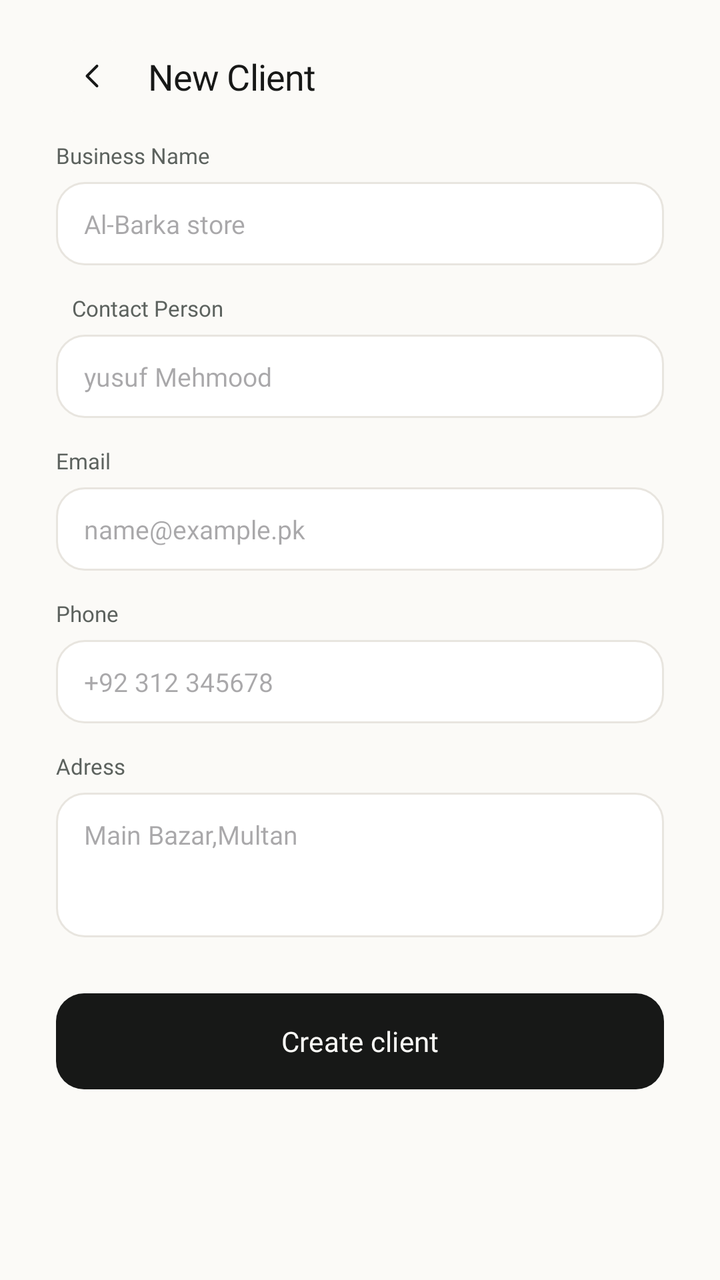
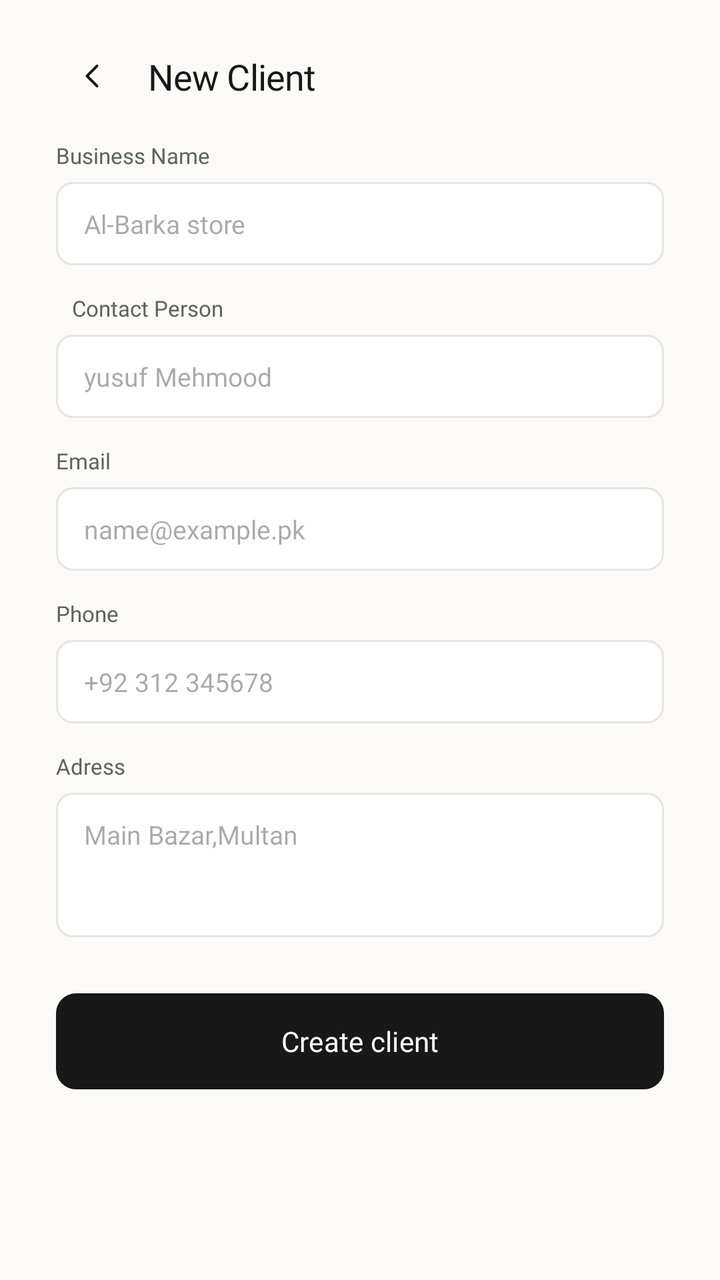

The first picture is an Android layout as it rendered before a commit; the second is the same layout after the commit. The layout source and the unified diff follow.
<!-- AndroidManifest.xml: application theme Theme.InvoiceGenerator -->
<!-- res/layout/fragment_add_edit_client.xml -->
<?xml version="1.0" encoding="utf-8"?>
<androidx.constraintlayout.widget.ConstraintLayout xmlns:android="http://schemas.android.com/apk/res/android"
    xmlns:app="http://schemas.android.com/apk/res-auto"
    xmlns:tools="http://schemas.android.com/tools"
    android:layout_width="match_parent"
    android:layout_height="match_parent"
    android:background="@color/bg_cream"
    android:paddingTop="20dp"
    android:paddingHorizontal="28dp"
    android:paddingBottom="28dp">


    <View
        android:id="@+id/backbtnview"
        android:layout_width="36dp"
        android:layout_height="36dp"
        android:background="@drawable/bg_login_back_icon"
        app:layout_constraintStart_toStartOf="parent"
        app:layout_constraintTop_toTopOf="parent"
        />
    <ImageView
        android:id="@+id/backbtn"
        android:layout_width="20dp"
        android:layout_height="20dp"
        android:background="@drawable/ic_login_screen"
        android:clickable="true"
        app:layout_constraintStart_toStartOf="@+id/backbtnview"
        app:layout_constraintTop_toTopOf="@+id/backbtnview"
        android:scaleType="fitCenter"
        app:layout_constraintEnd_toEndOf="@+id/backbtnview"
        app:layout_constraintBottom_toBottomOf="@+id/backbtnview"
        />

    <TextView
        android:id="@+id/newClient"
        android:layout_width="wrap_content"
        android:layout_height="wrap_content"
        android:fontFamily="@font/inter_bold"
        android:letterSpacing="-0.015"
        android:layout_marginStart="10dp"
        android:textColor="#171817"
        android:text="New Client"
        android:textSize="18sp"
        app:layout_constraintStart_toEndOf="@id/backbtnview"
        app:layout_constraintTop_toTopOf="@id/backbtnview"
        app:layout_constraintBottom_toBottomOf="@id/backbtnview"
        />

    <TextView
        android:id="@+id/previewAvatar"
        android:layout_width="50dp"
        android:layout_height="50dp"
        android:background="@drawable/client_profile_circle_bg"
        android:gravity="center"
        android:textColor="#FFFFFF"
        android:textSize="16sp"
        android:layout_marginTop="22dp"
        app:layout_constraintStart_toStartOf="parent"
        app:layout_constraintEnd_toEndOf="parent"
        app:layout_constraintTop_toBottomOf="@id/newClient"
        android:visibility="gone"
         />

    <TextView
        android:id="@+id/BusinessnameLabel"
        android:layout_width="wrap_content"
        android:layout_height="wrap_content"
        android:fontFamily="@font/inter_medium"
        android:text="Business Name"
        android:textColor="#5C625E"
        android:textSize="11sp"
        tools:layout_editor_absoluteX="46dp"
        tools:layout_editor_absoluteY="194dp"
        android:layout_marginTop="20dp"
        app:layout_constraintStart_toStartOf="parent"
        app:layout_constraintTop_toBottomOf="@id/previewAvatar"/>

    <EditText
        android:id="@+id/BusinessName"
        android:layout_width="match_parent"
        android:layout_marginTop="6dp"
        android:layout_height="wrap_content"
        android:background="@drawable/bg_input_field"
        android:layout_marginBottom="14dp"
        android:fontFamily="@font/inter_medium"
        android:hint="Al-Barka store"
        android:paddingHorizontal="14dp"
        android:paddingVertical="12dp"
        android:textColor="#171817"
        android:textSize="13sp"
        app:layout_constraintEnd_toEndOf="parent"
        app:layout_constraintStart_toStartOf="parent"
        tools:layout_editor_absoluteY="197dp"
        app:layout_constraintTop_toBottomOf="@+id/BusinessnameLabel"
        />

    <TextView
        android:id="@+id/ContactPersonLabel"
        android:layout_width="wrap_content"
        android:layout_height="wrap_content"
        android:layout_marginStart="8dp"
        android:layout_marginTop="14dp"
        android:fontFamily="@font/inter_medium"
        android:text="Contact Person"
        android:textColor="#5C625E"
        android:textSize="11sp"
        app:layout_constraintStart_toStartOf="parent"
        app:layout_constraintTop_toBottomOf="@+id/BusinessName" />

    <EditText
        android:id="@+id/name"
        android:layout_width="match_parent"
        android:layout_marginTop="6dp"
        android:layout_height="wrap_content"
        android:background="@drawable/bg_input_field"
        android:ems="10"
        android:fontFamily="@font/inter_medium"
        android:hint="yusuf Mehmood"
        android:paddingHorizontal="14dp"
        android:paddingVertical="12dp"
        android:textColor="#171817"
        android:textSize="13sp"
        app:layout_constraintEnd_toEndOf="parent"
        app:layout_constraintStart_toStartOf="parent"
        tools:layout_editor_absoluteY="197dp"
        app:layout_constraintTop_toBottomOf="@+id/ContactPersonLabel"
        />


    <TextView
        android:id="@+id/emailLabel"
        android:layout_width="wrap_content"
        android:layout_height="wrap_content"
        android:layout_marginTop="14dp"
        android:fontFamily="@font/inter_medium"
        android:text="Email"
        android:textColor="#5C625E"
        android:textSize="11sp"
        app:layout_constraintStart_toStartOf="parent"
        app:layout_constraintTop_toBottomOf="@+id/name" />

    <EditText
        android:id="@+id/email"
        android:inputType="textEmailAddress"
        android:layout_width="match_parent"
        android:layout_marginTop="6dp"
        android:layout_height="wrap_content"
        android:background="@drawable/bg_input_field"
        android:ems="10"
        android:fontFamily="@font/inter_medium"
        android:hint="name@example.pk"
        android:paddingHorizontal="14dp"
        android:paddingVertical="12dp"
        android:textColor="#171817"
        android:textSize="13sp"
        tools:layout_editor_absoluteX="38dp"
        tools:layout_editor_absoluteY="293dp"
        app:layout_constraintStart_toStartOf="parent"
        app:layout_constraintTop_toBottomOf="@+id/emailLabel"
        app:layout_constraintEnd_toEndOf="parent"
        />

    <TextView
        android:id="@+id/phonelabel"
        android:layout_width="wrap_content"
        android:layout_height="wrap_content"
        android:layout_marginTop="14dp"
        android:fontFamily="@font/inter_medium"
        android:text="Phone"
        android:textColor="#5C625E"
        android:textSize="11sp"
        app:layout_constraintStart_toStartOf="parent"
        app:layout_constraintTop_toBottomOf="@+id/email" />

    <EditText
        android:id="@+id/phoneNum"
        android:inputType="number"
        android:layout_width="match_parent"
        android:layout_marginTop="6dp"
        android:layout_height="wrap_content"
        android:background="@drawable/bg_input_field"
        android:ems="10"
        android:fontFamily="@font/inter_medium"
        android:hint="+92 312 345678"
        android:paddingHorizontal="14dp"
        android:paddingVertical="12dp"
        android:textColor="#171817"
        android:textSize="13sp"
        tools:layout_editor_absoluteX="38dp"
        tools:layout_editor_absoluteY="293dp"
        app:layout_constraintStart_toStartOf="parent"
        app:layout_constraintTop_toBottomOf="@+id/phonelabel"
        app:layout_constraintEnd_toEndOf="parent"
        />

    <TextView
        android:id="@+id/addresslabel"
        android:layout_width="wrap_content"
        android:layout_height="wrap_content"
        android:layout_marginTop="14dp"
        android:fontFamily="@font/inter_medium"
        android:text="Adress"
        android:textColor="#5C625E"
        android:textSize="11sp"
        app:layout_constraintStart_toStartOf="parent"
        app:layout_constraintTop_toBottomOf="@+id/phoneNum" />

    <EditText
        android:id="@+id/address"
        android:inputType="textMultiLine"
        android:minLines="3"
         android:gravity="top|start"
        android:layout_width="match_parent"
        android:layout_marginTop="6dp"
        android:layout_height="wrap_content"
        android:background="@drawable/bg_input_field"
        android:ems="10"
        android:fontFamily="@font/inter_medium"
        android:hint="Main Bazar,Multan"
        android:paddingHorizontal="14dp"
        android:paddingVertical="12dp"
        android:textColor="#171817"
        android:textSize="13sp"
        tools:layout_editor_absoluteX="38dp"
        tools:layout_editor_absoluteY="293dp"
        app:layout_constraintStart_toStartOf="parent"
        app:layout_constraintTop_toBottomOf="@+id/addresslabel"
        app:layout_constraintEnd_toEndOf="parent"
        />




    <Button
        android:id="@+id/addClientbtn"
        android:layout_width="match_parent"
        android:layout_height="wrap_content"
        android:layout_marginTop="28dp"
        android:background="@drawable/sign_in_button_bg"
        android:fontFamily="@font/inter_semibold"
        android:paddingHorizontal="14dp"
        android:text="Create client"
        android:textColor="#FBFAF7"
        android:textSize="14sp"
        app:backgroundTint="@null"
        app:layout_constraintEnd_toEndOf="parent"
        app:layout_constraintStart_toStartOf="parent"
        app:layout_constraintTop_toBottomOf="@id/address"
        android:gravity="center"/>

    <ProgressBar
        android:id="@+id/editclientProgressBar"
        android:layout_width="wrap_content"
        android:layout_height="wrap_content"
        android:visibility="gone"
        app:layout_constraintTop_toTopOf="parent"
        app:layout_constraintBottom_toBottomOf="parent"
        app:layout_constraintStart_toStartOf="parent"
        app:layout_constraintEnd_toEndOf="parent" />

</androidx.constraintlayout.widget.ConstraintLayout>
<!-- resources referenced by this layout -->
<resources>
  <color name="bg_cream">#FBFAF7</color>
  <!-- drawable bg_input_field (drawable) -->
  <?xml version="1.0" encoding="utf-8"?>
  <shape xmlns:android="http://schemas.android.com/apk/res/android"
      android:shape="rectangle">
      <solid android:color="#FFFFFF"/>
      <stroke android:width="1dp"
          android:color="#E8E5DF"/>
      <corners android:radius="14dp"/>
  
  </shape>
  <!-- drawable bg_login_back_icon (drawable) -->
  <?xml version="1.0" encoding="utf-8"?>
  <shape xmlns:android="http://schemas.android.com/apk/res/android"
      android:shape="rectangle">
      <corners android:radius="10dp"/>
      <solid android:color="@color/bg_cream"/>
  
  
  </shape>
  <!-- drawable client_profile_circle_bg (drawable) -->
  <?xml version="1.0" encoding="utf-8"?>
  <shape xmlns:android="http://schemas.android.com/apk/res/android"
      android:shape="oval">
      <solid android:color="#7E8E6B"
          />
  
  </shape>
  <!-- drawable ic_login_screen (drawable) -->
  <vector xmlns:android="http://schemas.android.com/apk/res/android"
      android:width="20dp"
      android:height="20dp"
      android:viewportWidth="24"
      android:viewportHeight="24">
      <path
          android:strokeColor="#FF171817"
          android:strokeWidth="1.6"
          android:strokeLineCap="round"
          android:strokeLineJoin="round"
          android:pathData="M15 6l-6 6 6 6"/>
  </vector>
  <!-- drawable sign_in_button_bg (drawable) -->
  <?xml version="1.0" encoding="utf-8"?>
  <shape xmlns:android="http://schemas.android.com/apk/res/android"
      android:shape="rectangle">
      <solid android:color="#171817"/>
      <corners android:radius="14dp"/>
  
  
  
  </shape>
  <style name="Theme.InvoiceGenerator" parent="Base.Theme.InvoiceGenerator" />
  <style name="Base.Theme.InvoiceGenerator" parent="Theme.Material3.DayNight.NoActionBar">
          <item name="android:navigationBarColor">@android:color/transparent</item>
          <item name="android:statusBarColor">@android:color/transparent</item>
          <item name="android:windowLightNavigationBar">true</item>
      </style>
</resources>

<!-- the commit's change to res/layout/fragment_add_edit_client.xml (unified diff, before → after) -->
@@ -38,7 +38,7 @@
         android:fontFamily="@font/inter_bold"
         android:letterSpacing="-0.015"
         android:layout_marginStart="10dp"
-        android:textColor="#171817"
+        android:textColor="@color/text_primary"
         android:text="New Client"
         android:textSize="18sp"
         app:layout_constraintStart_toEndOf="@id/backbtnview"
@@ -52,7 +52,7 @@
         android:layout_height="50dp"
         android:background="@drawable/client_profile_circle_bg"
         android:gravity="center"
-        android:textColor="#FFFFFF"
+        android:textColor="@color/on_primary_text"
         android:textSize="16sp"
         android:layout_marginTop="22dp"
         app:layout_constraintStart_toStartOf="parent"
@@ -67,7 +67,7 @@
         android:layout_height="wrap_content"
         android:fontFamily="@font/inter_medium"
         android:text="Business Name"
-        android:textColor="#5C625E"
+        android:textColor="@color/text_grey"
         android:textSize="11sp"
         tools:layout_editor_absoluteX="46dp"
         tools:layout_editor_absoluteY="194dp"
@@ -86,7 +86,7 @@
         android:hint="Al-Barka store"
         android:paddingHorizontal="14dp"
         android:paddingVertical="12dp"
-        android:textColor="#171817"
+        android:textColor="@color/text_primary"
         android:textSize="13sp"
         app:layout_constraintEnd_toEndOf="parent"
         app:layout_constraintStart_toStartOf="parent"
@@ -102,7 +102,7 @@
         android:layout_marginTop="14dp"
         android:fontFamily="@font/inter_medium"
         android:text="Contact Person"
-        android:textColor="#5C625E"
+        android:textColor="@color/text_grey"
         android:textSize="11sp"
         app:layout_constraintStart_toStartOf="parent"
         app:layout_constraintTop_toBottomOf="@+id/BusinessName" />
@@ -118,7 +118,7 @@
         android:hint="yusuf Mehmood"
         android:paddingHorizontal="14dp"
         android:paddingVertical="12dp"
-        android:textColor="#171817"
+        android:textColor="@color/text_primary"
         android:textSize="13sp"
         app:layout_constraintEnd_toEndOf="parent"
         app:layout_constraintStart_toStartOf="parent"
@@ -134,7 +134,7 @@
         android:layout_marginTop="14dp"
         android:fontFamily="@font/inter_medium"
         android:text="Email"
-        android:textColor="#5C625E"
+        android:textColor="@color/text_grey"
         android:textSize="11sp"
         app:layout_constraintStart_toStartOf="parent"
         app:layout_constraintTop_toBottomOf="@+id/name" />
@@ -151,7 +151,7 @@
         android:hint="name@example.pk"
         android:paddingHorizontal="14dp"
         android:paddingVertical="12dp"
-        android:textColor="#171817"
+        android:textColor="@color/text_primary"
         android:textSize="13sp"
         tools:layout_editor_absoluteX="38dp"
         tools:layout_editor_absoluteY="293dp"
@@ -167,7 +167,7 @@
         android:layout_marginTop="14dp"
         android:fontFamily="@font/inter_medium"
         android:text="Phone"
-        android:textColor="#5C625E"
+        android:textColor="@color/text_grey"
         android:textSize="11sp"
         app:layout_constraintStart_toStartOf="parent"
         app:layout_constraintTop_toBottomOf="@+id/email" />
@@ -184,7 +184,7 @@
         android:hint="+92 312 345678"
         android:paddingHorizontal="14dp"
         android:paddingVertical="12dp"
-        android:textColor="#171817"
+        android:textColor="@color/text_primary"
         android:textSize="13sp"
         tools:layout_editor_absoluteX="38dp"
         tools:layout_editor_absoluteY="293dp"
@@ -200,7 +200,7 @@
         android:layout_marginTop="14dp"
         android:fontFamily="@font/inter_medium"
         android:text="Adress"
-        android:textColor="#5C625E"
+        android:textColor="@color/text_grey"
         android:textSize="11sp"
         app:layout_constraintStart_toStartOf="parent"
         app:layout_constraintTop_toBottomOf="@+id/phoneNum" />
@@ -219,7 +219,7 @@
         android:hint="Main Bazar,Multan"
         android:paddingHorizontal="14dp"
         android:paddingVertical="12dp"
-        android:textColor="#171817"
+        android:textColor="@color/text_primary"
         android:textSize="13sp"
         tools:layout_editor_absoluteX="38dp"
         tools:layout_editor_absoluteY="293dp"
<!-- resource entries referenced after the edit -->
@@ -1,15 +1,15 @@
 <!-- resources referenced by this layout -->
 <resources>
   <color name="bg_cream">#FBFAF7</color>
+  <color name="on_primary_text">#FFFFFF</color>
+  <color name="text_grey">#5C625E</color>
+  <color name="text_primary">#171817</color>
   <!-- drawable bg_input_field (drawable) -->
   <?xml version="1.0" encoding="utf-8"?>
-  <shape xmlns:android="http://schemas.android.com/apk/res/android"
-      android:shape="rectangle">
-      <solid android:color="#FFFFFF"/>
-      <stroke android:width="1dp"
-          android:color="#E8E5DF"/>
-      <corners android:radius="14dp"/>
-  
+  <shape xmlns:android="http://schemas.android.com/apk/res/android">
+      <solid android:color="@color/white"/>
+      <corners android:radius="8dp"/>
+      <stroke android:width="1dp" android:color="@color/btn_border_light"/>
   </shape>
   <!-- drawable bg_login_back_icon (drawable) -->
   <?xml version="1.0" encoding="utf-8"?>
@@ -43,19 +43,19 @@
   </vector>
   <!-- drawable sign_in_button_bg (drawable) -->
   <?xml version="1.0" encoding="utf-8"?>
-  <shape xmlns:android="http://schemas.android.com/apk/res/android"
-      android:shape="rectangle">
-      <solid android:color="#171817"/>
-      <corners android:radius="14dp"/>
-  
-  
-  
+  <shape xmlns:android="http://schemas.android.com/apk/res/android">
+      <corners android:radius="10dp"/>
+      <solid android:color="@color/btn_bg_dark"/>
   </shape>
   <style name="Theme.InvoiceGenerator" parent="Base.Theme.InvoiceGenerator" />
+  <color name="white">#FFFFFF</color>
+  <color name="btn_border_light">#E8E5DF</color>
+  <color name="btn_bg_dark">#171817</color>
   <style name="Base.Theme.InvoiceGenerator" parent="Theme.Material3.DayNight.NoActionBar">
           <item name="android:navigationBarColor">@android:color/transparent</item>
           <item name="android:statusBarColor">@android:color/transparent</item>
-          <item name="android:windowLightNavigationBar">true</item>
+          <item name="android:windowBackground">@color/bg_cream</item>
+          <item name="android:windowLightNavigationBar" tools:targetApi="o_mr1">true</item>
       </style>
 </resources>
 
